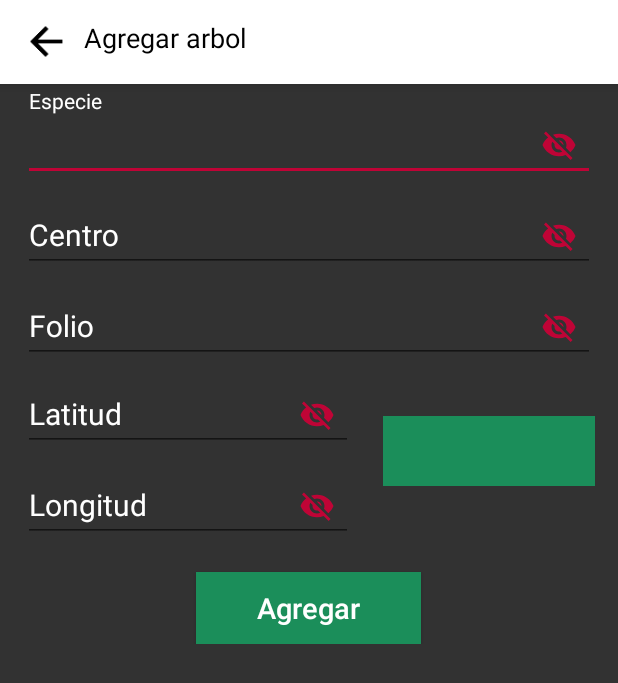
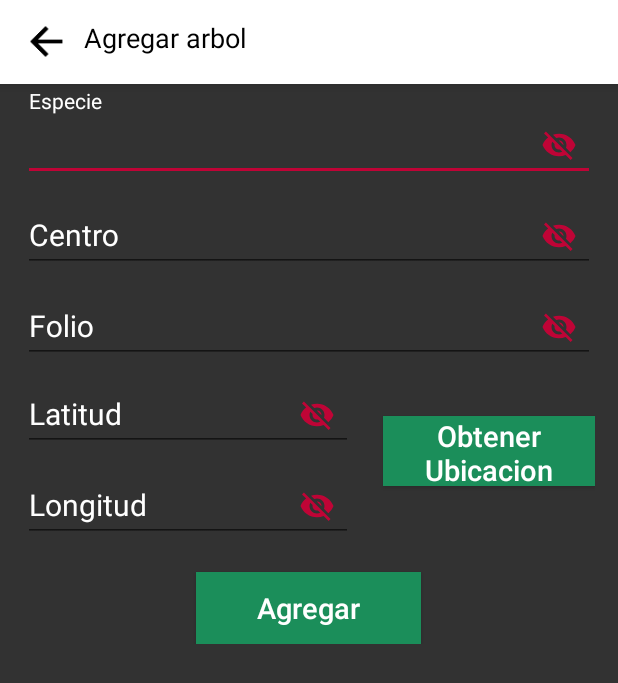
Before and after one commit to DidierMatos/Sincronizacion-SQLite-Server-Google-Maps, an Android app: the AgregarArbolActivity screen opened directly, with no data from a screen before it, on a phone screen of 412 x 824 dp. Shown: the top 683 px of the screen. Run offline under Robolectric (Android 15) with nearby library versions, the phone set to English and light mode, and no system bars.

Commit message:
Bug corregido de texto en el boton obtener ubicacion y api key agregada para integrar google maps

```diff
--- a/app/src/main/AndroidManifest.xml
+++ b/app/src/main/AndroidManifest.xml
@@ -9,6 +9,11 @@
         android:roundIcon="@mipmap/ic_launcher_round"
         android:supportsRtl="true"
         android:theme="@style/AppTheme">
+
+        <meta-data
+            android:name="com.google.android.geo.API_KEY"
+            android:value="@string/google_maps_key" />
+
         <activity android:name=".views.AgregarArbolActivity"></activity>
         <activity android:name=".views.AgregarVisitaActivity" />
         <activity android:name=".views.VisitasActivity" />
--- a/app/src/main/java/com/mayandevelopers/pftp/views/AgregarArbolActivity.java
+++ b/app/src/main/java/com/mayandevelopers/pftp/views/AgregarArbolActivity.java
@@ -32,7 +32,7 @@ public class AgregarArbolActivity extends AppCompatActivity {
         edtxt_latitud = findViewById(R.id.edtxtFolio);
         edtxt_longitud = findViewById(R.id.edtxtLongitud);
         imgbtn_add_arbol = findViewById(R.id.btnAddArbol);
-        imgbtn_ubicacion = findViewById(R.id.imgbtnUbicacionAddArbol);
+        //imgbtn_ubicacion = findViewById(R.id.imgbtnUbicacionAddArbol);
 
 
         valorUpdate = getIntent().getStringExtra("update");
@@ -43,6 +43,7 @@ public class AgregarArbolActivity extends AppCompatActivity {
         }else{
             imgbtn_add_arbol.setText("Actualizar");
             txtview_add_arbol.setText("Actualizar Arbol");
+
         }
 
     }
--- a/app/src/main/res/layout/activity_agregar_arbol.xml
+++ b/app/src/main/res/layout/activity_agregar_arbol.xml
@@ -162,7 +162,7 @@
 
             </android.support.design.widget.TextInputLayout>
 
-            <ImageButton
+            <Button
                 android:id="@+id/imgbtnUbicacionAddArbol"
                 android:layout_width="100dp"
                 android:layout_height="wrap_content"
--- a/app/src/main/res/values/strings.xml
+++ b/app/src/main/res/values/strings.xml
@@ -15,4 +15,7 @@
     <string name="close">Close</string>
     <string name="title_activity_holi">holi</string>
 
+
+    <string name="google_maps_key" templateMergeStrategy="preserve" translatable="false">AIzaSyBmdf-ZgE_aDG68WJGiQIiQygRqvjVwzT4</string>
+
 </resources>
```
